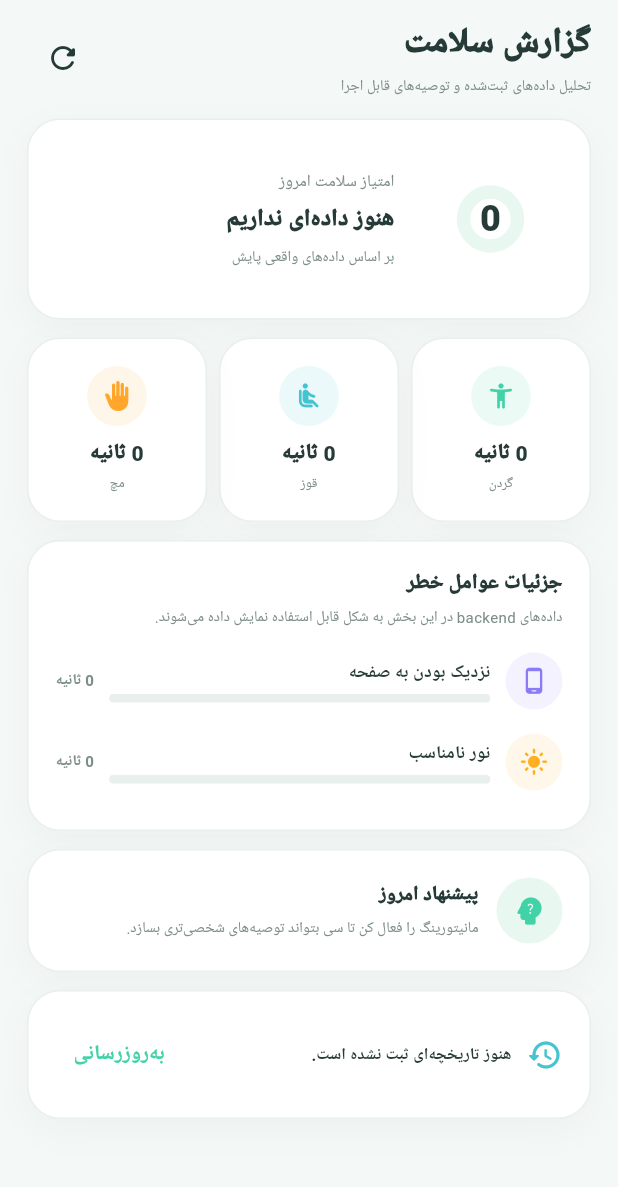
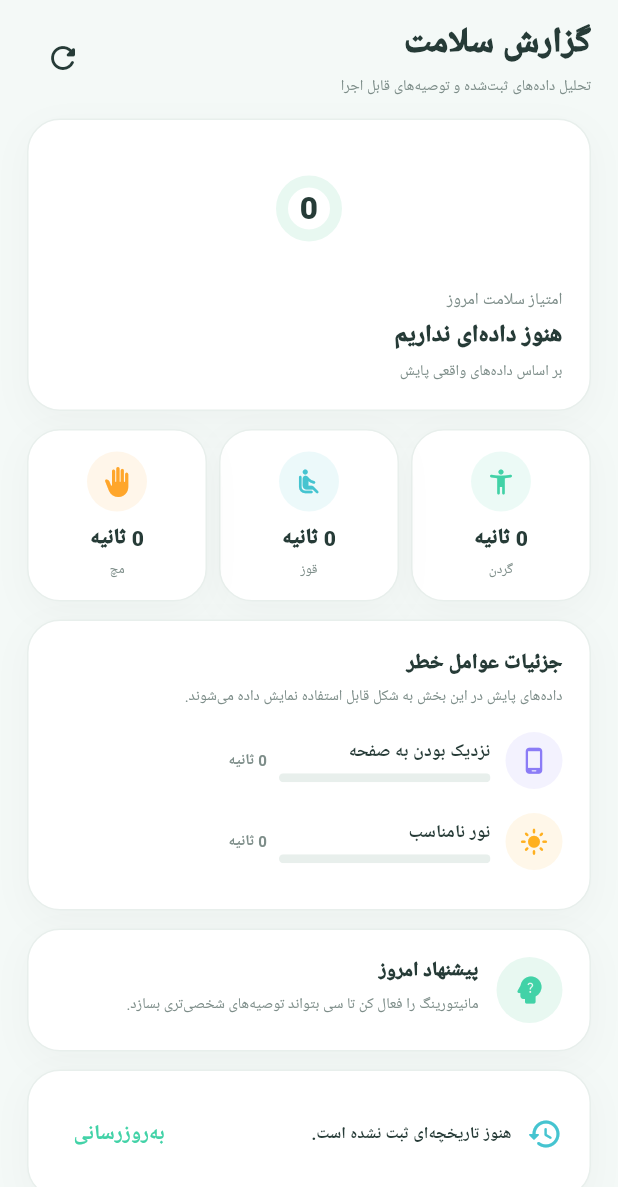
Before and after one commit to jarfilled/si, a Flutter app: the HealthSummaryPage screen opened directly, on a phone screen of 412 x 824 dp. Shown: the top 1187 px of the screen. Run offline on Flutter 3.47's test engine with Material 3 defaults, Android fonts, the phone set to English and light mode, and no system bars; our stand-ins replace camera, fl_chart, flutter_local_notifications, hive_flutter, permission_handler, sensors_plus and 3 more; missing offline and left inert: flutter_background_service, flutter_overlay_window, google_mlkit_face_detection, google_mlkit_pose_detection, mailer, nsfw_detector_flutter; accounts and stored records are empty; Roboto replaces fonts that are missing (Vazirmatn).

Commit message:
Make health summary cards responsive and prevent overflow

```diff
--- a/lib/UI/health_summary_page.dart
+++ b/lib/UI/health_summary_page.dart
@@ -38,12 +38,11 @@ class _HealthSummaryPageState extends State<HealthSummaryPage> {
         error = null;
       });
     } catch (_) {
-      if (mounted) {
+      if (!mounted) return;
       setState(() {
         loading = false;
         error = 'داده‌های سلامت فعلاً در دسترس نیست.';
       });
-      }
     }
   }
 
@@ -61,9 +60,9 @@ class _HealthSummaryPageState extends State<HealthSummaryPage> {
     return minutes == 0 ? '$hours ساعت' : '$hours ساعت و $minutes دقیقه';
   }
 
-  Widget _card({required Widget child}) {
+  Widget _card({required Widget child, EdgeInsets padding = const EdgeInsets.all(18)}) {
     return Container(
-      padding: const EdgeInsets.all(18),
+      padding: padding,
       decoration: BoxDecoration(
         color: Colors.white,
         borderRadius: BorderRadius.circular(22),
@@ -75,25 +74,54 @@ class _HealthSummaryPageState extends State<HealthSummaryPage> {
   }
 
   Widget _metric(String title, String value, IconData icon, Color color) {
-    return Expanded(
-      child: _card(
+    return _card(
+      padding: const EdgeInsets.symmetric(horizontal: 10, vertical: 14),
       child: Column(
+        mainAxisSize: MainAxisSize.min,
         children: [
           Container(width: 40, height: 40, decoration: BoxDecoration(color: color.withValues(alpha: .10), shape: BoxShape.circle), child: Icon(icon, color: color, size: 20)),
           const SizedBox(height: 8),
-            Text(value, textAlign: TextAlign.center, style: const TextStyle(color: text, fontSize: 14, fontWeight: FontWeight.w900)),
+          FittedBox(fit: BoxFit.scaleDown, child: Text(value, textAlign: TextAlign.center, maxLines: 1, style: const TextStyle(color: text, fontSize: 14, fontWeight: FontWeight.w900))),
           const SizedBox(height: 3),
-            Text(title, textAlign: TextAlign.center, style: const TextStyle(color: subtext, fontSize: 9)),
+          Text(title, textAlign: TextAlign.center, maxLines: 1, overflow: TextOverflow.ellipsis, style: const TextStyle(color: subtext, fontSize: 9)),
         ],
       ),
-      ),
     );
+  }
+
+  Widget _metricsSection(BoxConstraints constraints) {
+    final compact = constraints.maxWidth < 390;
+    final items = [
+      _metric('گردن', _minutes(today?.neck ?? 0), Icons.accessibility_new_rounded, green),
+      _metric('قوز', _minutes(today?.hunch ?? 0), Icons.airline_seat_recline_normal_rounded, teal),
+      _metric('مچ', _minutes(today?.wrist ?? 0), Icons.back_hand_rounded, const Color(0xFFFFA62B)),
+    ];
+
+    if (compact) {
+      return GridView.count(
+        crossAxisCount: 3,
+        crossAxisSpacing: 7,
+        childAspectRatio: .82,
+        shrinkWrap: true,
+        physics: const NeverScrollableScrollPhysics(),
+        children: items,
+      );
+    }
+
+    return Row(children: [
+      Expanded(child: items[0]),
+      const SizedBox(width: 8),
+      Expanded(child: items[1]),
+      const SizedBox(width: 8),
+      Expanded(child: items[2]),
+    ]);
   }
 
   Widget _riskRow(String title, double value, IconData icon, Color color) {
     return Padding(
       padding: const EdgeInsets.symmetric(vertical: 8),
       child: Row(
+        crossAxisAlignment: CrossAxisAlignment.center,
         children: [
           Container(width: 38, height: 38, decoration: BoxDecoration(color: color.withValues(alpha: .10), shape: BoxShape.circle), child: Icon(icon, color: color, size: 19)),
           const SizedBox(width: 10),
@@ -101,14 +129,14 @@ class _HealthSummaryPageState extends State<HealthSummaryPage> {
             child: Column(
               crossAxisAlignment: CrossAxisAlignment.start,
               children: [
-                Text(title, style: const TextStyle(color: text, fontSize: 12, fontWeight: FontWeight.w800)),
+                Text(title, maxLines: 1, overflow: TextOverflow.ellipsis, style: const TextStyle(color: text, fontSize: 12, fontWeight: FontWeight.w800)),
                 const SizedBox(height: 5),
                 ClipRRect(borderRadius: BorderRadius.circular(5), child: LinearProgressIndicator(minHeight: 6, value: (value / 60).clamp(0, 1), backgroundColor: line, valueColor: AlwaysStoppedAnimation(color))),
               ],
             ),
           ),
-          const SizedBox(width: 10),
-          Text(_minutes(value), style: const TextStyle(color: subtext, fontSize: 10, fontWeight: FontWeight.w700)),
+          const SizedBox(width: 8),
+          Flexible(child: FittedBox(fit: BoxFit.scaleDown, child: Text(_minutes(value), maxLines: 1, style: const TextStyle(color: subtext, fontSize: 10, fontWeight: FontWeight.w700)))),
         ],
       ),
     );
@@ -123,6 +151,43 @@ class _HealthSummaryPageState extends State<HealthSummaryPage> {
     return 'مچ‌ها امروز بیشتر درگیر بوده‌اند. یک وقفه کوتاه و کشش ملایم برای مچ‌ها داشته باش.';
   }
 
+  Widget _scoreCard(BoxConstraints constraints) {
+    final compact = constraints.maxWidth < 420;
+    final scoreRing = SizedBox(
+      width: compact ? 82 : 96,
+      height: compact ? 82 : 96,
+      child: Stack(
+        alignment: Alignment.center,
+        children: [
+          CircularProgressIndicator(value: score / 100, strokeWidth: compact ? 8 : 9, backgroundColor: mint, valueColor: const AlwaysStoppedAnimation(green)),
+          Text('$score', style: TextStyle(color: text, fontSize: compact ? 21 : 24, fontWeight: FontWeight.w900)),
+        ],
+      ),
+    );
+
+    final copy = Column(
+      crossAxisAlignment: CrossAxisAlignment.start,
+      children: [
+        const Text('امتیاز سلامت امروز', style: TextStyle(color: subtext, fontSize: 11)),
+        const SizedBox(height: 5),
+        Text(
+          today == null ? 'هنوز داده‌ای نداریم' : score >= 80 ? 'وضعیت امروز خوب است' : score >= 60 ? 'چند مورد برای اصلاح وجود دارد' : 'امروز به بدنت بیشتر توجه کن',
+          maxLines: 3,
+          overflow: TextOverflow.ellipsis,
+          style: const TextStyle(color: text, fontSize: 16, fontWeight: FontWeight.w900, height: 1.25),
+        ),
+        const SizedBox(height: 6),
+        const Text('بر اساس داده‌های واقعی پایش', maxLines: 2, overflow: TextOverflow.ellipsis, style: TextStyle(color: subtext, fontSize: 10)),
+      ],
+    );
+
+    return _card(
+      child: compact
+          ? Column(crossAxisAlignment: CrossAxisAlignment.center, children: [scoreRing, const SizedBox(height: 12), Align(alignment: Alignment.centerRight, child: copy)])
+          : Row(children: [scoreRing, const SizedBox(width: 16), Expanded(child: copy)]),
+    );
+  }
+
   @override
   Widget build(BuildContext context) {
     return Directionality(
@@ -135,87 +200,49 @@ class _HealthSummaryPageState extends State<HealthSummaryPage> {
               : RefreshIndicator(
                   color: green,
                   onRefresh: _load,
-                  child: ListView(
-                    padding: const EdgeInsets.fromLTRB(18, 12, 18, 30),
+                  child: LayoutBuilder(
+                    builder: (context, constraints) {
+                      return ListView(
+                        physics: const AlwaysScrollableScrollPhysics(),
+                        padding: EdgeInsets.fromLTRB(constraints.maxWidth < 380 ? 12 : 18, 12, constraints.maxWidth < 380 ? 12 : 18, 30),
                         children: [
-                      Row(
-                        children: [
-                          const Expanded(
-                            child: Column(
-                              crossAxisAlignment: CrossAxisAlignment.start,
-                              children: [
-                                Text('گزارش سلامت', style: TextStyle(color: text, fontSize: 23, fontWeight: FontWeight.w900)),
-                                SizedBox(height: 4),
-                                Text('تحلیل داده‌های ثبت‌شده و توصیه‌های قابل اجرا', style: TextStyle(color: subtext, fontSize: 10)),
-                              ],
-                            ),
-                          ),
-                          IconButton(onPressed: _load, icon: const Icon(Icons.refresh_rounded, color: text)),
-                        ],
-                      ),
+                          Row(children: [
+                            const Expanded(child: Column(crossAxisAlignment: CrossAxisAlignment.start, children: [Text('گزارش سلامت', style: TextStyle(color: text, fontSize: 23, fontWeight: FontWeight.w900)), SizedBox(height: 4), Text('تحلیل داده‌های ثبت‌شده و توصیه‌های قابل اجرا', maxLines: 2, overflow: TextOverflow.ellipsis, style: TextStyle(color: subtext, fontSize: 10))])),
+                            IconButton(onPressed: _load, tooltip: 'به‌روزرسانی', icon: const Icon(Icons.refresh_rounded, color: text)),
+                          ]),
                           const SizedBox(height: 14),
                           if (error != null) ...[
                             Container(padding: const EdgeInsets.all(14), decoration: BoxDecoration(color: Colors.orange.withValues(alpha: .08), borderRadius: BorderRadius.circular(16)), child: Text(error!, style: const TextStyle(color: text, fontSize: 11))),
                             const SizedBox(height: 14),
                           ],
-                      _card(
-                        child: Row(
-                          children: [
-                            SizedBox(width: 96, height: 96, child: Stack(alignment: Alignment.center, children: [CircularProgressIndicator(value: score / 100, strokeWidth: 9, backgroundColor: mint, valueColor: const AlwaysStoppedAnimation(green)), Text('$score', style: const TextStyle(color: text, fontSize: 24, fontWeight: FontWeight.w900))])),
-                            const SizedBox(width: 16),
-                            Expanded(
-                              child: Column(
-                                crossAxisAlignment: CrossAxisAlignment.start,
-                                children: [
-                                  const Text('امتیاز سلامت امروز', style: TextStyle(color: subtext, fontSize: 11)),
-                                  const SizedBox(height: 5),
-                                  Text(today == null ? 'هنوز داده‌ای نداریم' : score >= 80 ? 'وضعیت امروز خوب است' : score >= 60 ? 'چند مورد برای اصلاح وجود دارد' : 'امروز به بدنت بیشتر توجه کن', style: const TextStyle(color: text, fontSize: 16, fontWeight: FontWeight.w900)),
-                                  const SizedBox(height: 6),
-                                  const Text('بر اساس داده‌های واقعی پایش', style: TextStyle(color: subtext, fontSize: 10)),
-                                ],
-                              ),
-                            ),
-                          ],
-                        ),
-                      ),
+                          _scoreCard(constraints),
                           const SizedBox(height: 12),
-                      Row(children: [_metric('گردن', _minutes(today?.neck ?? 0), Icons.accessibility_new_rounded, green), const SizedBox(width: 8), _metric('قوز', _minutes(today?.hunch ?? 0), Icons.airline_seat_recline_normal_rounded, teal), const SizedBox(width: 8), _metric('مچ', _minutes(today?.wrist ?? 0), Icons.back_hand_rounded, const Color(0xFFFFA62B))]),
+                          _metricsSection(constraints),
                           const SizedBox(height: 12),
-                      _card(
-                        child: Column(
-                          crossAxisAlignment: CrossAxisAlignment.start,
-                          children: [
+                          _card(child: Column(crossAxisAlignment: CrossAxisAlignment.start, children: [
                             const Text('جزئیات عوامل خطر', style: TextStyle(color: text, fontSize: 14, fontWeight: FontWeight.w900)),
                             const SizedBox(height: 4),
-                            const Text('داده‌های backend در این بخش به شکل قابل استفاده نمایش داده می‌شوند.', style: TextStyle(color: subtext, fontSize: 10)),
+                            const Text('داده‌های پایش در این بخش به شکل قابل استفاده نمایش داده می‌شوند.', maxLines: 2, overflow: TextOverflow.ellipsis, style: TextStyle(color: subtext, fontSize: 10)),
                             const SizedBox(height: 8),
                             _riskRow('نزدیک بودن به صفحه', today?.tooClose ?? 0, Icons.phone_android_rounded, const Color(0xFF8B7CF6)),
                             _riskRow('نور نامناسب', today?.badLight ?? 0, Icons.light_mode_rounded, const Color(0xFFFFB020)),
-                          ],
-                        ),
-                      ),
+                          ])),
                           const SizedBox(height: 12),
-                      _card(
-                        child: Row(
-                          children: [
+                          _card(child: Row(crossAxisAlignment: CrossAxisAlignment.start, children: [
                             Container(width: 44, height: 44, decoration: const BoxDecoration(color: mint, shape: BoxShape.circle), child: const Icon(Icons.psychology_alt_rounded, color: green)),
                             const SizedBox(width: 12),
                             Expanded(child: Column(crossAxisAlignment: CrossAxisAlignment.start, children: [const Text('پیشنهاد امروز', style: TextStyle(color: text, fontSize: 13, fontWeight: FontWeight.w900)), const SizedBox(height: 4), Text(recommendation, style: const TextStyle(color: subtext, fontSize: 10, height: 1.6))])),
-                          ],
-                        ),
-                      ),
+                          ])),
                           const SizedBox(height: 12),
-                      _card(
-                        child: Row(
-                          children: [
+                          _card(child: Row(children: [
                             const Icon(Icons.history_rounded, color: teal),
                             const SizedBox(width: 10),
-                            Expanded(child: Text(metrics.isEmpty ? 'هنوز تاریخچه‌ای ثبت نشده است.' : '${metrics.length} روز داده برای مقایسه در دسترس است.', style: const TextStyle(color: text, fontSize: 11, fontWeight: FontWeight.w700))),
+                            Expanded(child: Text(metrics.isEmpty ? 'هنوز تاریخچه‌ای ثبت نشده است.' : '${metrics.length} روز داده برای مقایسه در دسترس است.', maxLines: 2, overflow: TextOverflow.ellipsis, style: const TextStyle(color: text, fontSize: 11, fontWeight: FontWeight.w700))),
                             TextButton(onPressed: _load, child: const Text('به‌روزرسانی', style: TextStyle(color: green, fontWeight: FontWeight.w800))),
+                          ])),
                         ],
-                        ),
-                      ),
-                    ],
+                      );
+                    },
                   ),
                 ),
         ),
```
Lines whose indentation alone changed are shown as unchanged.
